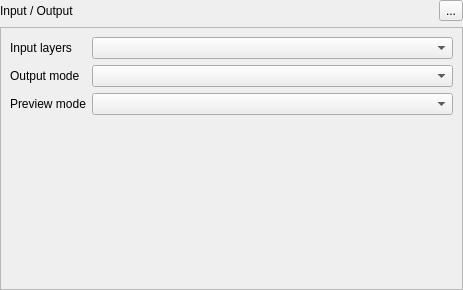
First picture: the form in ui/inoutpanel.ui, repository c-koi/gmic-qt, before the edit.
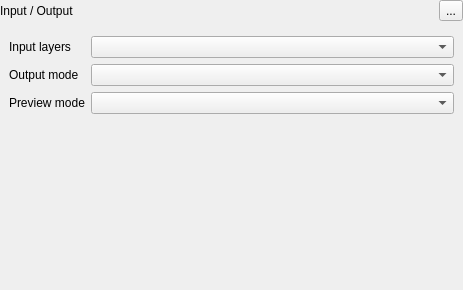
Second picture: the form after the edit.

Commit message: Remove some frame borders

What changed in the file:
```diff
--- a/ui/inoutpanel.ui
+++ b/ui/inoutpanel.ui
@@ -58,6 +58,9 @@
        <verstretch>0</verstretch>
       </sizepolicy>
      </property>
+     <property name="frameShape">
+      <enum>QFrame::NoFrame</enum>
+     </property>
      <property name="sizeAdjustPolicy">
       <enum>QAbstractScrollArea::AdjustIgnored</enum>
      </property>
@@ -72,8 +75,8 @@
        <rect>
         <x>0</x>
         <y>0</y>
-        <width>461</width>
-        <height>152</height>
+        <width>463</width>
+        <height>142</height>
        </rect>
       </property>
       <layout class="QGridLayout" name="gridLayout">
```
The commit also changes 2 other files.
